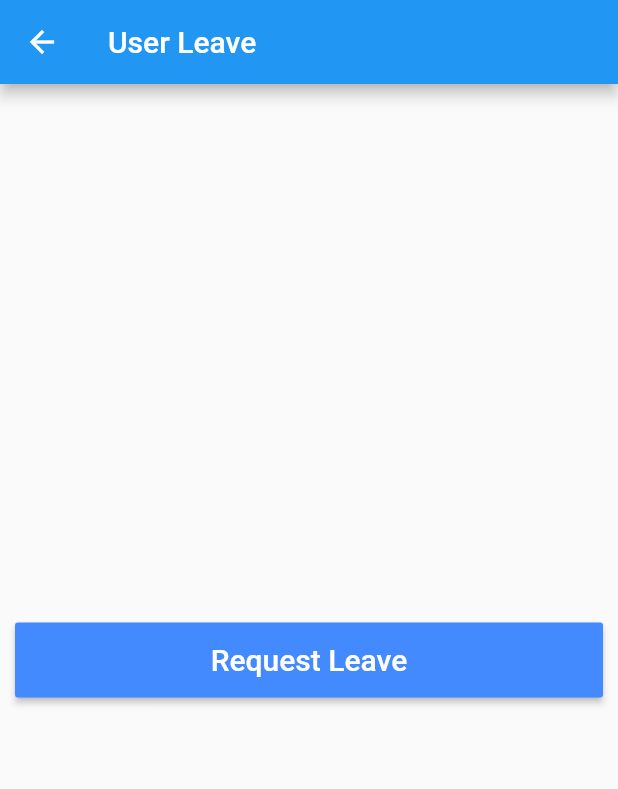
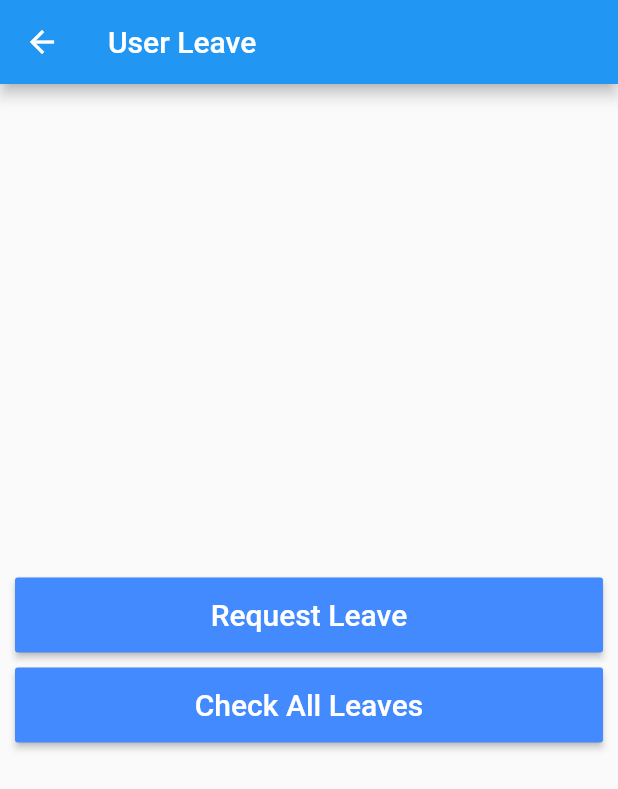
Before and after one commit to Dileepa97/TCS-mobileapp, a Flutter app: the UserLeave screen opened by its route, on a phone screen of 412 x 824 dp. Shown: the top 789 px of the screen. Run offline on Flutter 3.47's test engine with Material 2 defaults, Android fonts, the phone set to English and light mode, and no system bars; our stand-ins replace animated_text_kit, flutter_secure_storage, modal_progress_hud; missing offline and left inert: dart:js, enum_to_string; accounts and stored records are empty.

Commit message:
leave request with backend conectivity

```diff
--- /dev/null
+++ b/lib/models/leave/LeaveResponse.dart
@@ -0,0 +1,56 @@
+import 'package:timecapturesystem/models/leave/LeaveStatus.dart';
+
+class LeaveResponse {
+  String leaveId;
+  String leaveType;
+  String leaveDescription;
+  DateTime reqDate;
+  DateTime leaveStartDate;
+  DateTime leaveEndDate;
+  int leaveCount;
+  LeaveStatus leaveStatus;
+  String userId;
+
+  LeaveResponse(
+      this.leaveId,
+      this.leaveType,
+      this.leaveDescription,
+      this.reqDate,
+      this.leaveStartDate,
+      this.leaveEndDate,
+      this.leaveCount,
+      this.leaveStatus,
+      this.userId);
+
+  factory LeaveResponse.fromJson(dynamic json) {
+    var leaveRes = LeaveResponse(
+        json['leaveId'] as String,
+        json['leaveType'] as String,
+        json['leaveDescription'] as String,
+        DateTime.tryParse(json['reqDate']),
+        DateTime.tryParse(json['leaveStartDate']),
+        DateTime.tryParse(json['leaveEndDate']),
+        // json['leaveStartDate'] as DateTime,
+        //json['leaveEndDate'] as DateTime,
+        json['leaveCount'] as int,
+        json['leaveStatus'] as LeaveStatus,
+        json['userId'] as String);
+
+    // authRes.roles.forEach((element) {
+    //   element = "$element";
+    // });
+    return leaveRes;
+  }
+
+  Map<String, dynamic> toJson() => {
+        "leaveId": leaveId,
+        "leaveType": leaveType,
+        "leaveDescription": leaveDescription,
+        "reqDate": reqDate,
+        "leaveStartDate": leaveStartDate,
+        "leaveEndDate": leaveEndDate,
+        "leaveCount": leaveCount,
+        "leaveStatus": leaveStatus,
+        "userId": userId
+      };
+}
--- /dev/null
+++ b/lib/models/leave/LeaveStatus.dart
@@ -0,0 +1 @@
+enum LeaveStatus { REQUESTED, ACCEPTED, REJECTED, CANCELED }
--- a/lib/services/AuthService.dart
+++ b/lib/services/AuthService.dart
@@ -11,6 +11,7 @@ Map<String, String> headers = {'Content-Type': 'application/json'};
 
 class AuthService {
   static const API = 'http://localhost:8080/api/auth/';
+  //static const API = 'http://192.168.8.169:8080/api/auth/';
 
   Future<int> login(String username, String password) async {
     var body = jsonEncode({
--- a/lib/view/LMS/user/userLeave.dart
+++ b/lib/view/LMS/user/userLeave.dart
@@ -1,4 +1,8 @@
 import 'package:flutter/material.dart';
+import 'package:timecapturesystem/models/leave/LeaveResponse.dart';
+import 'package:timecapturesystem/services/leaveService.dart';
+
+import 'allLeaves.dart';
 
 class UserLeave extends StatefulWidget {
   @override
@@ -6,6 +10,8 @@ class UserLeave extends StatefulWidget {
 }
 
 class _UserLeaveState extends State<UserLeave> {
+  final LeaveService _leaveService = LeaveService();
+
   @override
   Widget build(BuildContext context) {
     return Scaffold(
@@ -36,6 +42,33 @@ class _UserLeaveState extends State<UserLeave> {
               },
             ),
           ),
+          Container(
+            height: 50,
+            margin: EdgeInsets.symmetric(vertical: 5),
+            padding: EdgeInsets.symmetric(horizontal: 10),
+            child: RaisedButton(
+              color: Colors.blueAccent,
+              child: Text(
+                'Check All Leaves',
+                style: TextStyle(
+                  fontSize: 20.0,
+                  color: Colors.white,
+                ),
+              ),
+              onPressed: () async {
+                //Navigator.pushNamed(context, '/allLeaves');
+                //List<LeaveResponse> leaves= await _leaveService.fetchLeaves();
+                Navigator.push(
+                  context,
+                  MaterialPageRoute(
+                    builder: (context) =>
+                        //AllLeave(leaves:_leaveService.fetchLeaves() ),
+                        MyApp(),
+                  ),
+                );
+              },
+            ),
+          ),
         ],
       ),
     );
--- a/pubspec.yaml
+++ b/pubspec.yaml
@@ -32,6 +32,7 @@ dependencies:
   modal_progress_hud: ^0.1.3
   flutter_secure_storage: ^3.3.5
   http: ^0.12.2
+  enum_to_string: ^1.0.13
 
 
 dev_dependencies:
```
Also changed, not shown: lib/main.dart (+7 -0 lines), lib/services/leaveService.dart (added, +65 -0 lines), lib/view/LMS/user/allLeaves.dart (added, +139 -0 lines), lib/view/LMS/user/leaveRequest.dart (+113 -13 lines), lib/view/LMS/user/ownLeave.dart (added, +19 -0 lines), lib/view/components/alert_dialogue.dart (added, +11 -0 lines), pubspec.lock, 2 other files.
